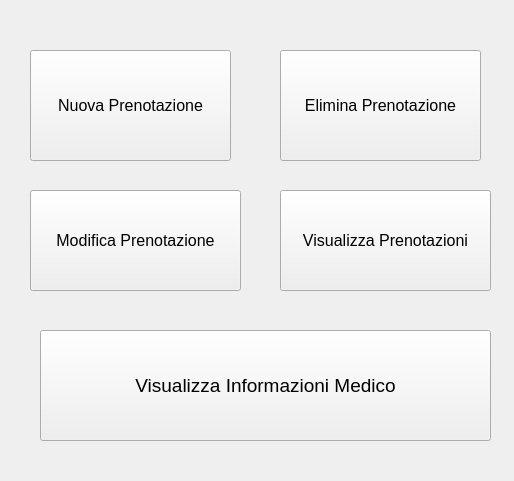
Old version of the form MenuCliente.ui in the repository AndreaMarini01/GestioneClinica.
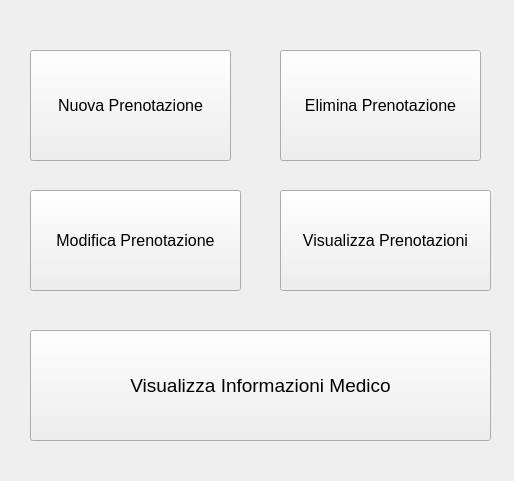
New version of the form.

```diff
--- a/MenuCliente.ui
+++ b/MenuCliente.ui
@@ -89,9 +89,9 @@
   <widget class="QPushButton" name="pushButton_5">
    <property name="geometry">
     <rect>
-     <x>40</x>
+     <x>30</x>
      <y>330</y>
-     <width>451</width>
+     <width>461</width>
      <height>111</height>
     </rect>
    </property>
```
